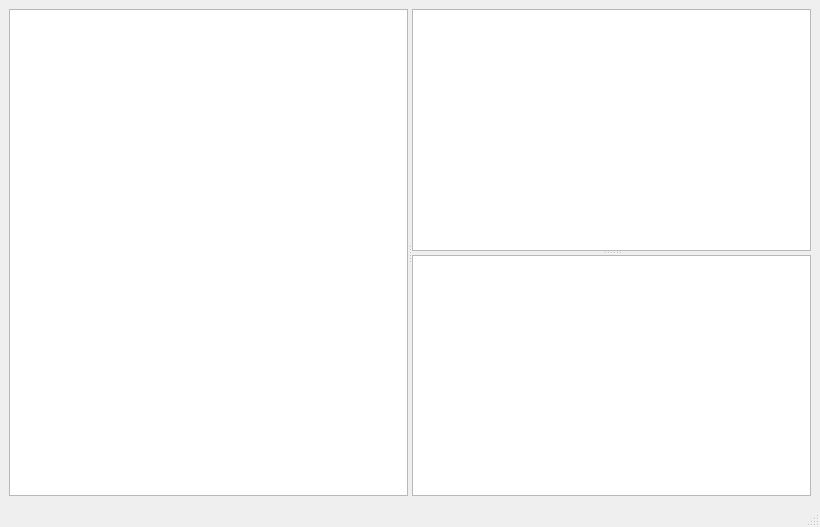
Old version of the form mainwindow.ui in the repository antpial/Sensor_Data_Visualisation.
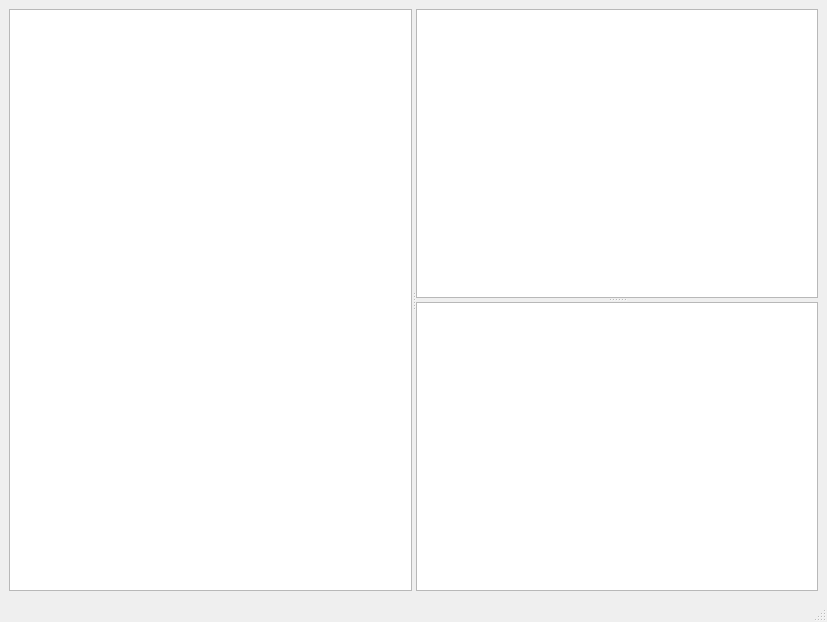
New version of the form.

Diff of the .ui file:
```diff
--- a/mainwindow.ui
+++ b/mainwindow.ui
@@ -6,8 +6,8 @@
    <rect>
     <x>0</x>
     <y>0</y>
-    <width>820</width>
-    <height>527</height>
+    <width>827</width>
+    <height>622</height>
    </rect>
   </property>
   <property name="windowTitle">
```
Left out of the diff: 2 changed lines with no effect on the pictures.
